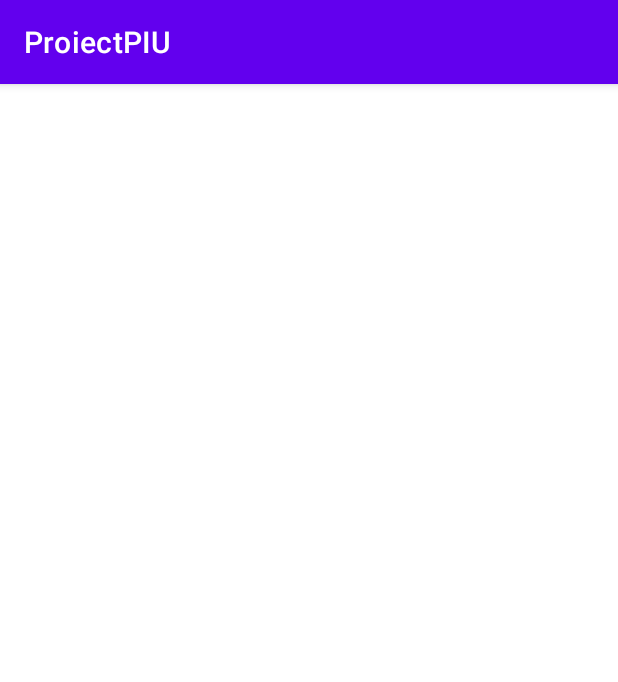
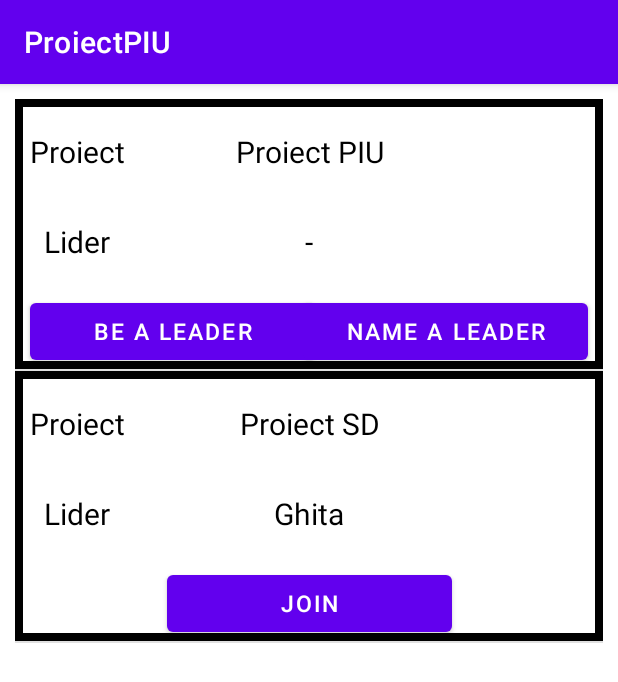
Before and after one commit to raresfechete/ECHIPA_7_PIU_2020, an Android app: the ProiectActivity screen opened directly, with no data from a screen before it, on a phone screen of 412 x 824 dp. Shown: the top 682 px of the screen. Run offline under Robolectric (Android 15) with nearby library versions, the phone set to English and light mode, and no system bars.

Commit message:
proiecte

```diff
--- a/app/src/main/java/com/example/proiectpiu/Proiect.kt
+++ b/app/src/main/java/com/example/proiectpiu/Proiect.kt
@@ -1,4 +1,6 @@
 package com.example.proiectpiu
 
-class Proiect {
+import java.io.Serializable
+
+class Proiect (var numeProiect: String, var lider: String) : Serializable {
 }
--- a/app/src/main/java/com/example/proiectpiu/ProiectActivity.kt
+++ b/app/src/main/java/com/example/proiectpiu/ProiectActivity.kt
@@ -2,10 +2,46 @@ package com.example.proiectpiu
 
 import androidx.appcompat.app.AppCompatActivity
 import android.os.Bundle
+import android.view.View
+import android.widget.ListView
+import android.widget.Toast
+import com.example.proiectpiu.adapters.ProiectAdapter
+import com.example.proiectpiu.adapters.QuizAdapter
 
 class ProiectActivity : AppCompatActivity() {
+    var proiectAdapter : ProiectAdapter? = null
+
     override fun onCreate(savedInstanceState: Bundle?) {
         super.onCreate(savedInstanceState)
-        setContentView(R.layout.activity_proiect)
+        setContentView(R.layout.activity_quiz_demo)
+        val listReference = findViewById<ListView>(R.id.quiz_list)
+        proiectAdapter = ProiectAdapter(this@ProiectActivity, ProiectLista().getProiecte())
+        listReference.adapter = proiectAdapter
     }
+
+    fun joinTeam(view : View)
+    {
+        Toast.makeText(
+                applicationContext,
+                "Te-ai alaturat echipei",
+                Toast.LENGTH_SHORT
+        ).show()
+    }
+
+    fun propuneLider(view : View){
+        Toast.makeText(
+                applicationContext,
+                "Ai propus un lider",
+                Toast.LENGTH_SHORT
+        ).show()
+    }
+
+    fun vreiSaFiiLider(view : View){
+        Toast.makeText(
+                applicationContext,
+                "Vrei sa fii lider",
+                Toast.LENGTH_SHORT
+        ).show()
+    }
+
 }
--- a/app/src/main/java/com/example/proiectpiu/ProiectLista.java
+++ /dev/null
@@ -1,4 +0,0 @@
-package com.example.proiectpiu;
-
-public class ProiectLista {
-}
--- /dev/null
+++ b/app/src/main/java/com/example/proiectpiu/ProiectLista.kt
@@ -0,0 +1,15 @@
+package com.example.proiectpiu
+
+class ProiectLista {
+
+    fun getProiecte():ArrayList<Proiect>{
+
+        var proiect = ArrayList<Proiect>()
+
+        proiect.add(Proiect("Proiect PIU","-"))
+        proiect.add(Proiect("Proiect SD","Ghita"))
+
+        return proiect
+    }
+
+}
--- a/app/src/main/java/com/example/proiectpiu/StatisticaCursuri.kt
+++ b/app/src/main/java/com/example/proiectpiu/StatisticaCursuri.kt
@@ -42,7 +42,8 @@ class StatisticaCursuri : AppCompatActivity(){
     }
 
     fun proiect(view : View){
-
+        val intent = Intent(this, ProiectActivity::class.java)
+        startActivity(intent)
     }
 
 }
--- /dev/null
+++ b/app/src/main/java/com/example/proiectpiu/adapters/ProiectAdapter.kt
@@ -0,0 +1,59 @@
+package com.example.proiectpiu.adapters
+
+import android.content.Context
+import android.view.LayoutInflater
+import android.view.View
+import android.view.ViewGroup
+import android.widget.BaseAdapter
+import android.widget.EditText
+import android.widget.TextView
+import com.example.proiectpiu.Curs
+import com.example.proiectpiu.Proiect
+import com.example.proiectpiu.R
+
+class ProiectAdapter(private val context: Context, private var proiectList: ArrayList<Proiect>) : BaseAdapter() {
+
+    private val inflater: LayoutInflater =
+            context.getSystemService(Context.LAYOUT_INFLATER_SERVICE) as LayoutInflater
+
+    override fun getCount(): Int {
+        return proiectList.size
+    }
+
+    override fun getItem(position: Int): Any {
+        return position
+    }
+
+    override fun getItemId(position: Int): Long {
+        return position.toLong()
+    }
+
+    override fun getView(position: Int, convertView: View?, parent: ViewGroup?): View {
+
+        var item: View
+
+        if (proiectList[position].lider == "-")
+        {
+            item = inflater.inflate(R.layout.proiect_fara_lider, parent, false)
+            val displayProiect = item.findViewById<TextView>(R.id.nume_proiect_fara)
+            val displayLider = item.findViewById<TextView>(R.id.nume_lider_fara)
+
+            displayProiect.text = proiectList[position].numeProiect
+            displayLider.text = proiectList[position].lider
+        }
+        else
+        {
+            item = inflater.inflate(R.layout.proiect_cu_lider, parent, false)
+
+            val displayProiect = item.findViewById<TextView>(R.id.nume_proiect_cu)
+            val displayLider = item.findViewById<TextView>(R.id.nume_lider_cu)
+
+            displayProiect.text = proiectList[position].numeProiect
+            displayLider.text = proiectList[position].lider
+        }
+
+        return item
+    }
+
+
+}
--- a/app/src/main/res/layout/activity_curs_item.xml
+++ b/app/src/main/res/layout/activity_curs_item.xml
@@ -123,4 +123,16 @@
         app:layout_constraintTop_toTopOf="@id/textViewCategory"
         android:gravity="center"/>
 
+    <Button
+        android:layout_width="200dp"
+        android:layout_height="50dp"
+        app:layout_constraintTop_toBottomOf="@id/displayCategory"
+        app:layout_constraintLeft_toLeftOf="parent"
+        app:layout_constraintRight_toRightOf="parent"
+        android:text="Proiecte"
+        android:textSize="15sp"
+        android:layout_margin="5dp"
+        android:onClick="proiect"
+        />
+
 </androidx.constraintlayout.widget.ConstraintLayout>
--- a/app/src/main/res/layout/activity_proiect.xml
+++ b/app/src/main/res/layout/activity_proiect.xml
@@ -6,4 +6,11 @@
     android:layout_height="match_parent"
     tools:context=".ProiectActivity">
 
+    <ListView
+        android:id="@+id/proiect_list"
+        android:layout_width="match_parent"
+        android:layout_height="match_parent"
+        android:layout_margin="10dp"
+        />
+
 </androidx.constraintlayout.widget.ConstraintLayout>
--- a/app/src/main/res/layout/activity_student.xml
+++ b/app/src/main/res/layout/activity_student.xml
@@ -1,4 +1,10 @@
 <?xml version="1.0" encoding="utf-8"?>
+
+<ScrollView xmlns:android="http://schemas.android.com/apk/res/android"
+    android:layout_width="match_parent"
+    android:layout_height="match_parent"
+    android:fillViewport="true">
+
 <androidx.constraintlayout.widget.ConstraintLayout xmlns:android="http://schemas.android.com/apk/res/android"
     xmlns:app="http://schemas.android.com/apk/res-auto"
     xmlns:tools="http://schemas.android.com/tools"
@@ -19,6 +25,8 @@
         app:layout_constraintLeft_toLeftOf="parent"
         app:layout_constraintTop_toTopOf="parent"
         android:onClick="goToProfil"/>
+
+
 
     <TextView
         android:id="@+id/student_name_student"
@@ -174,6 +182,8 @@
         android:onClick="quizDemo"
         />
 
+
+
     <ImageView
         android:layout_width="93dp"
         android:layout_height="90dp"
@@ -182,5 +192,6 @@
         app:layout_constraintLeft_toRightOf="@+id/student_name_student"
         app:layout_constraintTop_toTopOf="@+id/image_student" />
 
+</androidx.constraintlayout.widget.ConstraintLayout>
 
-</androidx.constraintlayout.widget.ConstraintLayout>
+</ScrollView>
--- /dev/null
+++ b/app/src/main/res/layout/proiect_cu_lider.xml
@@ -0,0 +1,77 @@
+<?xml version="1.0" encoding="utf-8"?>
+<androidx.constraintlayout.widget.ConstraintLayout
+    xmlns:android="http://schemas.android.com/apk/res/android"
+    android:layout_width="match_parent"
+    android:layout_height="match_parent"
+    xmlns:app="http://schemas.android.com/apk/res-auto"
+    android:background="@drawable/border"
+    >
+
+    <TextView
+        android:id="@+id/nume_proiect_cu"
+        android:layout_width="200dp"
+        android:layout_height="50dp"
+        app:layout_constraintLeft_toLeftOf="parent"
+        app:layout_constraintRight_toRightOf="parent"
+        android:text="Something"
+        android:textColor="@color/black"
+        android:textSize="20sp"
+        android:gravity="center"
+        app:layout_constraintTop_toTopOf="parent"
+        android:layout_margin="10dp"
+        />
+
+    <TextView
+        android:id="@+id/nume_lider_cu"
+        android:layout_width="200dp"
+        android:layout_height="50dp"
+        app:layout_constraintLeft_toLeftOf="parent"
+        app:layout_constraintRight_toRightOf="parent"
+        android:text="-"
+        android:textColor="@color/black"
+        android:textSize="20sp"
+        android:gravity="center"
+        app:layout_constraintTop_toBottomOf="@id/nume_proiect_cu"
+        android:layout_margin="10dp"
+        />
+
+    <TextView
+        android:id="@+id/labelProiect_cu"
+        android:layout_width="90dp"
+        android:layout_height="50dp"
+        android:layout_margin="10dp"
+        android:gravity="center"
+        android:labelFor="@id/nume_proiect_cu"
+        android:text="Proiect"
+        android:textColor="@color/black"
+        android:textSize="20sp"
+        app:layout_constraintRight_toLeftOf="@id/nume_proiect_cu"
+        app:layout_constraintTop_toTopOf="parent" />
+
+    <TextView
+        android:id="@+id/labelLider_cu"
+        android:layout_width="90dp"
+        android:layout_height="50dp"
+        android:layout_margin="10dp"
+        android:gravity="center"
+        android:labelFor="@id/nume_lider_cu"
+        android:text="Lider"
+        android:textColor="@color/black"
+        android:textSize="20sp"
+        app:layout_constraintRight_toLeftOf="@id/nume_lider_cu"
+        app:layout_constraintTop_toBottomOf="@id/nume_proiect_cu" />
+
+    <Button
+        android:id="@+id/buton_be_a_leader"
+        android:layout_width="190dp"
+        android:layout_height="50dp"
+        app:layout_constraintLeft_toLeftOf="parent"
+        app:layout_constraintRight_toRightOf="parent"
+        app:layout_constraintTop_toBottomOf="@id/nume_lider_cu"
+        android:layout_margin="10dp"
+        android:text="Join"
+        android:textSize="15sp"
+        android:onClick="joinTeam"
+        />
+
+</androidx.constraintlayout.widget.ConstraintLayout>
--- /dev/null
+++ b/app/src/main/res/layout/proiect_fara_lider.xml
@@ -0,0 +1,89 @@
+<?xml version="1.0" encoding="utf-8"?>
+<androidx.constraintlayout.widget.ConstraintLayout xmlns:android="http://schemas.android.com/apk/res/android"
+    xmlns:tools="http://schemas.android.com/tools"
+    android:layout_width="match_parent"
+    android:layout_height="match_parent"
+    xmlns:app="http://schemas.android.com/apk/res-auto"
+    android:background="@drawable/border">
+
+
+    <TextView
+        android:id="@+id/nume_proiect_fara"
+        android:layout_width="200dp"
+        android:layout_height="50dp"
+        app:layout_constraintLeft_toLeftOf="parent"
+        app:layout_constraintRight_toRightOf="parent"
+        android:text="Something"
+        android:textColor="@color/black"
+        android:textSize="20sp"
+        android:gravity="center"
+        app:layout_constraintTop_toTopOf="parent"
+        android:layout_margin="10dp"
+        />
+
+    <TextView
+        android:id="@+id/labelProiect"
+        android:layout_width="90dp"
+        android:layout_height="50dp"
+        android:layout_margin="10dp"
+        android:gravity="center"
+        android:labelFor="@id/nume_proiect_fara"
+        android:text="Proiect"
+        android:textColor="@color/black"
+        android:textSize="20sp"
+        app:layout_constraintRight_toLeftOf="@id/nume_proiect_fara"
+        app:layout_constraintTop_toTopOf="parent" />
+
+    <TextView
+        android:id="@+id/labelLider"
+        android:layout_width="90dp"
+        android:layout_height="50dp"
+        android:layout_margin="10dp"
+        android:gravity="center"
+        android:labelFor="@id/nume_lider_fara"
+        android:text="Lider"
+        android:textColor="@color/black"
+        android:textSize="20sp"
+        app:layout_constraintRight_toLeftOf="@id/nume_lider_fara"
+        app:layout_constraintTop_toBottomOf="@id/nume_proiect_fara" />
+
+    <TextView
+        android:id="@+id/nume_lider_fara"
+        android:layout_width="200dp"
+        android:layout_height="50dp"
+        app:layout_constraintLeft_toLeftOf="parent"
+        app:layout_constraintRight_toRightOf="parent"
+        android:text="-"
+        android:textColor="@color/black"
+        android:textSize="20sp"
+        android:gravity="center"
+        app:layout_constraintTop_toBottomOf="@id/nume_proiect_fara"
+        android:layout_margin="10dp"
+        />
+
+    <Button
+        android:id="@+id/buton_be_a_leader"
+        android:layout_width="190dp"
+        android:layout_height="50dp"
+        app:layout_constraintLeft_toLeftOf="parent"
+        app:layout_constraintTop_toBottomOf="@id/nume_lider_fara"
+        android:layout_margin="10dp"
+        android:text="Be a leader"
+        android:textSize="15sp"
+        android:onClick="vreiSaFiiLider"
+        />
+
+    <Button
+        android:id="@+id/buton_propune_lider"
+        android:layout_width="190dp"
+        android:layout_height="50dp"
+        app:layout_constraintRight_toRightOf="parent"
+        app:layout_constraintTop_toBottomOf="@id/nume_lider_fara"
+        android:layout_margin="10dp"
+        android:text="Name a leader"
+        android:textSize="15sp"
+        android:onClick="propuneLider"
+        />
+
+
+</androidx.constraintlayout.widget.ConstraintLayout>
```
